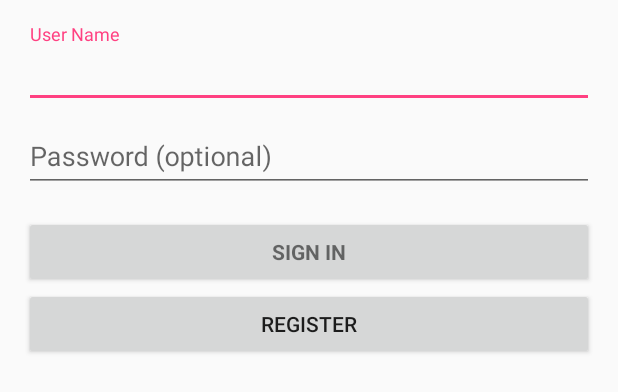
After one commit to ReachAayush/hustlr, an Android app: the layout activity_login.xml on its own in the app's theme, with its tools: preview values and no code run, on a phone screen of 412 x 824 dp. The commit adds this screen. Shown: the top 392 px of the screen. Run offline under Robolectric (Android 15) with nearby library versions, the phone set to English and light mode, and no system bars.

Commit message:
Added login activity

```diff
--- a/hustlr/app/build.gradle
+++ b/hustlr/app/build.gradle
@@ -23,4 +23,5 @@
     compile fileTree(dir: 'libs', include: ['*.jar'])
     testCompile 'junit:junit:4.12'
     compile 'com.android.support:appcompat-v7:23.1.0'
+    compile 'com.android.support:design:23.1.0'
 }
--- /dev/null
+++ b/hustlr/app/src/main/res/layout/activity_login.xml
@@ -0,0 +1,58 @@
+<LinearLayout xmlns:android="http://schemas.android.com/apk/res/android"
+    xmlns:tools="http://schemas.android.com/tools" android:layout_width="match_parent"
+    android:layout_height="match_parent" android:gravity="center_horizontal"
+    android:orientation="vertical" android:paddingBottom="@dimen/activity_vertical_margin"
+    android:paddingLeft="@dimen/activity_horizontal_margin"
+    android:paddingRight="@dimen/activity_horizontal_margin"
+    android:paddingTop="@dimen/activity_vertical_margin"
+    tools:context="edu.cmu.hustlr.LoginActivity">
+
+    <!-- Login progress -->
+    <ProgressBar android:id="@+id/login_progress" style="?android:attr/progressBarStyleLarge"
+        android:layout_width="wrap_content" android:layout_height="wrap_content"
+        android:layout_marginBottom="8dp" android:visibility="gone" />
+
+    <ScrollView android:id="@+id/login_form" android:layout_width="match_parent"
+        android:layout_height="match_parent">
+
+        <LinearLayout android:id="@+id/email_login_form" android:layout_width="match_parent"
+            android:layout_height="wrap_content" android:orientation="vertical">
+
+            <android.support.design.widget.TextInputLayout android:layout_width="match_parent"
+                android:layout_height="wrap_content">
+
+                <AutoCompleteTextView android:id="@+id/username" android:layout_width="match_parent"
+                    android:layout_height="wrap_content" android:hint="@string/prompt_username"
+                    android:maxLines="1"
+                    android:singleLine="true"
+                    android:inputType="text" />
+
+            </android.support.design.widget.TextInputLayout>
+
+            <android.support.design.widget.TextInputLayout android:layout_width="match_parent"
+                android:layout_height="wrap_content">
+
+                <EditText android:id="@+id/password" android:layout_width="match_parent"
+                    android:layout_height="wrap_content" android:hint="@string/prompt_password"
+                    android:imeActionId="@+id/login"
+                    android:imeActionLabel="@string/action_sign_in_short"
+                    android:imeOptions="actionUnspecified" android:inputType="textPassword"
+                    android:maxLines="1" android:singleLine="true" />
+
+            </android.support.design.widget.TextInputLayout>
+
+            <Button android:id="@+id/signinButton" style="?android:textAppearanceSmall"
+                android:layout_width="match_parent" android:layout_height="wrap_content"
+                android:layout_marginTop="16dp" android:text="@string/action_sign_in"
+                android:textStyle="bold" />
+
+            <Button
+                android:layout_width="match_parent"
+                android:layout_height="wrap_content"
+                android:text="REGISTER"
+                android:id="@+id/registerButton"
+                android:layout_gravity="center_horizontal" />
+
+        </LinearLayout>
+    </ScrollView>
+</LinearLayout>
--- a/hustlr/app/src/main/res/values/strings.xml
+++ b/hustlr/app/src/main/res/values/strings.xml
@@ -1,3 +1,18 @@
 <resources>
     <string name="app_name">Hustlr</string>
+    <string name="title_activity_login">Sign in</string>
+
+    <!-- Strings related to login -->
+    <string name="prompt_email">Email</string>
+    <string name="prompt_password">Password (optional)</string>
+    <string name="action_sign_in">Sign in</string>
+    <string name="action_sign_in_short">Sign in</string>
+    <string name="error_invalid_email">This email address is invalid</string>
+    <string name="error_invalid_password">This password is too short</string>
+    <string name="error_incorrect_password">This password is incorrect</string>
+    <string name="error_field_required">This field is required</string>
+    <string name="permission_rationale">"Contacts permissions are needed for providing email
+        completions."
+    </string>
+    <string name="prompt_username">User Name</string>
 </resources>
```
Also changed, not shown: hustlr/app/src/main/AndroidManifest.xml (+9 -1 lines), hustlr/app/src/main/java/edu/cmu/hustlr/LoginActivity.java (added, +408 -0 lines), 1 other file.
